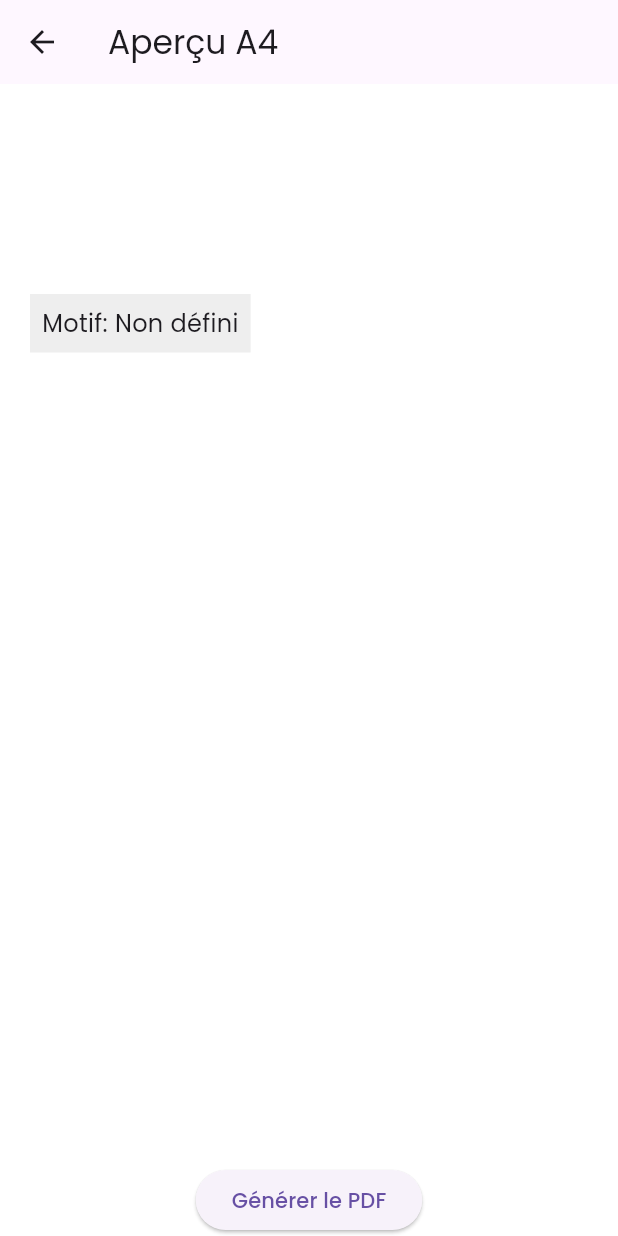
After one commit to Dera2Salles/E_contrat, a Flutter app: the PreviewScreen screen opened by its route, on a phone screen of 412 x 824 dp. The commit adds this screen. Run offline on Flutter 3.47's test engine with Material 3 defaults, Android fonts, the phone set to English and light mode, and no system bars; our stand-ins replace curved_navigation_bar, flutter_advanced_drawer, flutter_animate, flutter_svg, pdf, printing and 1 more; missing offline and left inert: flutter_quill, flutter_quill_extensions, syncfusion_flutter_signaturepad; project files that could hold a hidden picture were left out.

Commit message:
Adding preview screen

```diff
--- /dev/null
+++ b/lib/page/preview.dart
@@ -0,0 +1,187 @@
+import 'package:flutter/material.dart';
+import 'package:pdf/pdf.dart';
+import 'package:pdf/widgets.dart' as pw; // Importation avec alias pw
+import 'package:printing/printing.dart';
+
+class PreviewScreen extends StatefulWidget {
+  final Map<String, String>? formData;
+  final dynamic quillContent;
+
+  const PreviewScreen({super.key, this.formData, this.quillContent});
+
+  @override
+  _PreviewScreenState createState() => _PreviewScreenState();
+}
+
+class _PreviewScreenState extends State<PreviewScreen> {
+  Map<String, Offset> positions = {};
+  final GlobalKey _stackKey = GlobalKey(); // Clé pour accéder au Stack
+
+  @override
+  void initState() {
+    super.initState();
+    positions["Nom"] = const Offset(20, 20);
+    positions["Date"] = const Offset(20, 60);
+    positions["Montant"] = const Offset(20, 100);
+    positions["Motif"] = const Offset(20, 140);
+  }
+
+  @override
+  Widget build(BuildContext context) {
+    final args = ModalRoute.of(context)?.settings.arguments as Map<String, dynamic>?;
+    final formData = args?['formData'] as Map<String, String>? ?? widget.formData ?? {};
+    final quillContentRaw = args?['quillContent'] ?? widget.quillContent;
+
+    String motifText = 'Non défini';
+    if (quillContentRaw is Map<String, dynamic> && quillContentRaw['ops'] is List) {
+      final ops = quillContentRaw['ops'] as List;
+      if (ops.isNotEmpty && ops[0] is Map && ops[0]['insert'] is String) {
+        motifText = ops[0]['insert'];
+      }
+    } else if (quillContentRaw is String) {
+      motifText = quillContentRaw;
+    }
+
+    return Scaffold(
+      appBar: AppBar(title: const Text("Aperçu A4")),
+      body: Stack(
+        children: [
+          Container(
+            width: 210 * 3.78,
+            height: 297 * 3.78,
+            color: Colors.white,
+            child: Stack(
+              key: _stackKey, // Ajouter la clé au Stack
+              children: [
+                ...formData.entries.map((entry) {
+                  return Positioned(
+                    left: positions[entry.key]!.dx,
+                    top: positions[entry.key]!.dy,
+                    child: Draggable(
+                      feedback: Material(
+                        child: Container(
+                          padding: const EdgeInsets.all(8),
+                          color: Colors.blue.withOpacity(0.7),
+                          child: Text(
+                            "${entry.key}: ${entry.value}",
+                            style: const TextStyle(color: Colors.white),
+                          ),
+                        ),
+                      ),
+                      childWhenDragging: Container(),
+                      child: Container(
+                        padding: const EdgeInsets.all(8),
+                        color: Colors.blue,
+                        child: Text(
+                          "${entry.key}: ${entry.value}",
+                          style: const TextStyle(color: Colors.white),
+                        ),
+                      ),
+                      onDragEnd: (details) {
+                        _updatePosition(details, entry.key);
+                      },
+                    ),
+                  );
+                }),
+                Positioned(
+                  left: positions["Motif"]!.dx,
+                  top: positions["Motif"]!.dy,
+                  child: Draggable(
+                    feedback: Material(
+                      child: Container(
+                        padding: const EdgeInsets.all(8),
+                        color: Colors.grey.withOpacity(0.7),
+                        child: Text(
+                          "Motif: $motifText",
+                          style: const TextStyle(fontSize: 16),
+                        ),
+                      ),
+                    ),
+                    childWhenDragging: Container(),
+                    child: Container(
+                      padding: const EdgeInsets.all(8),
+                      color: Colors.grey[200],
+                      child: Text(
+                        "Motif: $motifText",
+                        style: const TextStyle(fontSize: 16),
+                      ),
+                    ),
+                    onDragEnd: (details) {
+                      _updatePosition(details, "Motif");
+                    },
+                  ),
+                ),
+              ],
+            ),
+          ),
+          Align(
+            alignment: Alignment.bottomCenter,
+            child: ElevatedButton(
+              onPressed: () => _generatePdf(formData, quillContentRaw),
+              child: const Text("Générer le PDF"),
+            ),
+          ),
+        ],
+      ),
+    );
+  }
+
+  void _updatePosition(DraggableDetails details, String key) {
+    // Obtenir la position du Stack par rapport à l'écran
+    final RenderBox stackBox = _stackKey.currentContext!.findRenderObject() as RenderBox;
+    final stackPosition = stackBox.localToGlobal(Offset.zero);
+
+    setState(() {
+      // Convertir les coordonnées globales en coordonnées locales
+      double newDx = details.offset.dx - stackPosition.dx;
+      double newDy = details.offset.dy - stackPosition.dy;
+
+      // Limiter les positions à l'intérieur du conteneur A4
+      positions[key] = Offset(
+        newDx.clamp(0, 210 * 3.78 - 100), // Ajuste selon la largeur du texte
+        newDy.clamp(0, 297 * 3.78 - 50),  // Ajuste selon la hauteur du texte
+      );
+    });
+  }
+
+  Future<void> _generatePdf(Map<String, String> formData, dynamic quillContent) async {
+    final pdf = pw.Document();
+
+    // Extraire le texte du motif pour le PDF
+    String motifText = 'Non défini';
+    if (quillContent is Map<String, dynamic> && quillContent['ops'] is List) {
+      final ops = quillContent['ops'] as List;
+      if (ops.isNotEmpty && ops[0] is Map && ops[0]['insert'] is String) {
+        motifText = ops[0]['insert'];
+      }
+    } else if (quillContent is String) {
+      motifText = quillContent;
+    }
+
+    pdf.addPage(
+      pw.Page(
+        pageFormat: PdfPageFormat.a4,
+        build: (pw.Context context) {
+          return pw.Stack(
+            children: [
+              ...formData.entries.map((entry) {
+                return pw.Positioned(
+                  left: positions[entry.key]!.dx / 3.78,
+                  top: (297 - (positions[entry.key]!.dy / 3.78)) - 20,
+                  child: pw.Text("${entry.key}: ${entry.value}"),
+                );
+              }),
+              pw.Positioned(
+                left: positions["Motif"]!.dx / 3.78,
+                top: (297 - (positions["Motif"]!.dy / 3.78)) - 20,
+                child: pw.Text("Motif: $motifText"),
+              ),
+            ],
+          );
+        },
+      ),
+    );
+    final file = await pdf.save();
+    await Printing.sharePdf(bytes: file, filename: 'contrat.pdf');
+  }
+}
--- a/pubspec.yaml
+++ b/pubspec.yaml
@@ -55,6 +55,11 @@ dependencies:
   lottie: ^3.3.1
   http: ^1.3.0
   sqflite: ^2.4.2
+  pdf: ^3.11.3
+  syncfusion_flutter_pdfviewer: ^29.1.35
+  path_provider: ^2.1.5
+  flutter_quill_to_pdf: ^2.3.7
+  printing: ^5.14.2
 
 dev_dependencies:
   flutter_test:
```
Also changed, not shown: lib/main.dart (+5 -6 lines), lib/page/grid.dart (+7 -7 lines), lib/page/inputfield.dart (+46 -87 lines), lib/page/linear.dart (added, +25 -0 lines), lib/page/pad.dart (+3 -21 lines), lib/page/quill.dart (+26 -22 lines), lib/page/template.dart (+12 -38 lines), lib/page/generatepdf.dart (added), pubspec.lock, 5 other files.
